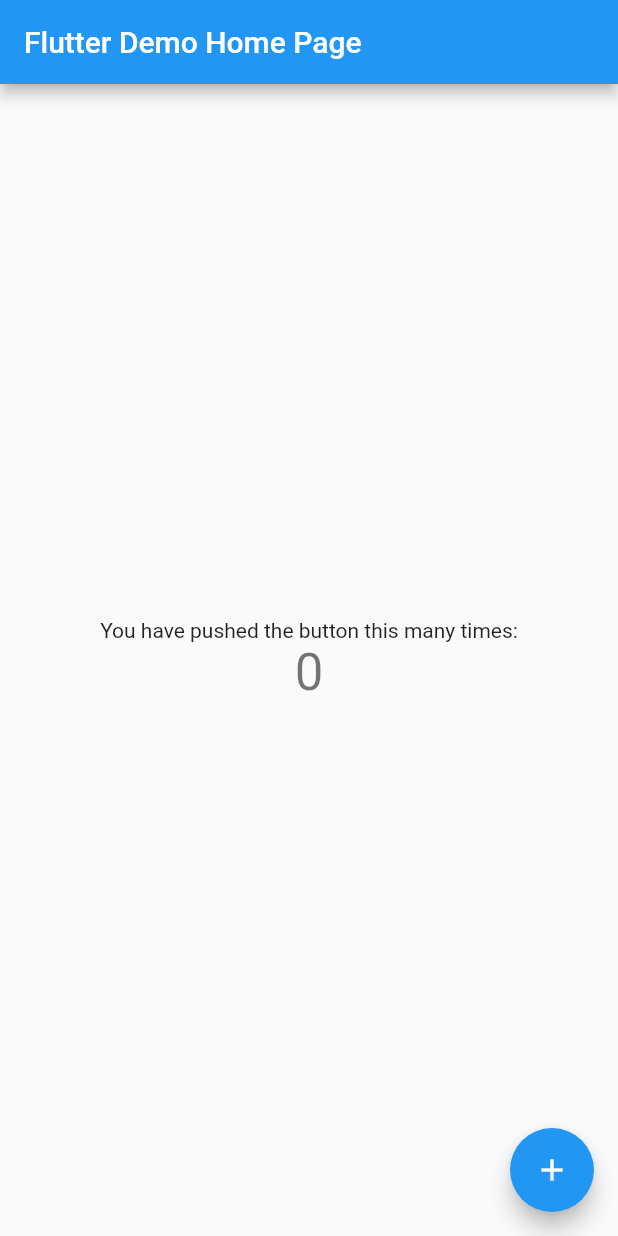
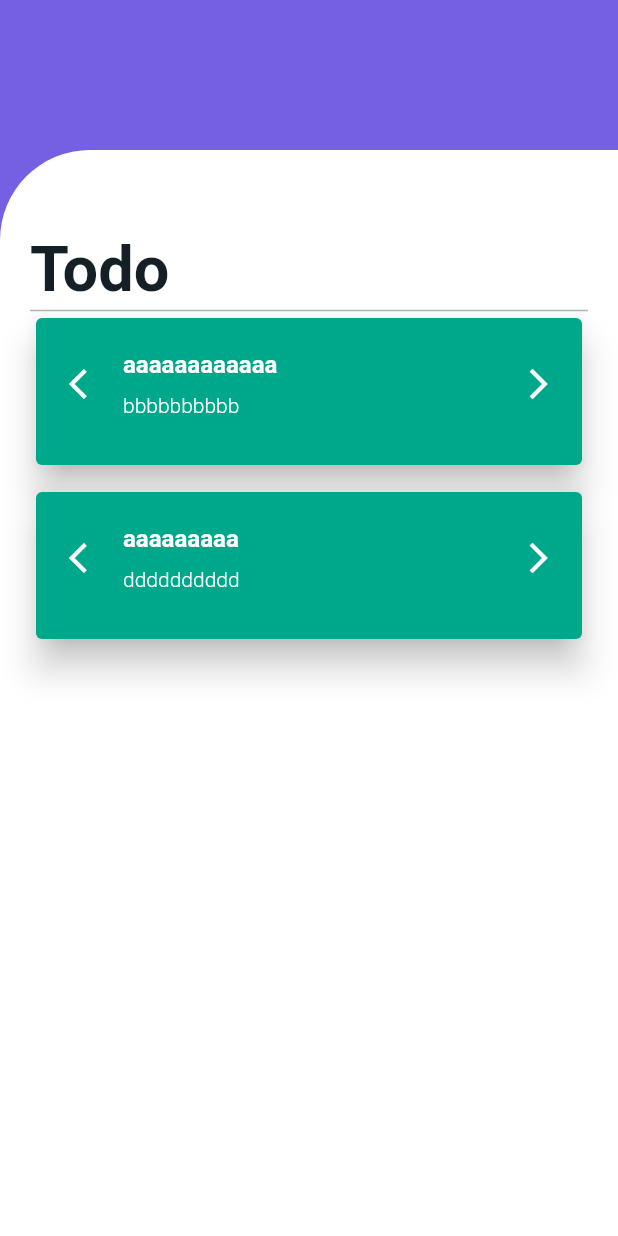
Before and after one commit to caiovini64/taskee, a Flutter app: the screen it shows after launch, on a phone screen of 412 x 824 dp. Run offline on Flutter 3.47's test engine with Material 2 defaults, Android fonts, the phone set to English and light mode, and no system bars; our stand-ins replace device_preview, equatable.

Commit message:
create TaskListWidget

```diff
--- a/lib/main.dart
+++ b/lib/main.dart
@@ -1,64 +1,21 @@
+import 'package:device_preview/device_preview.dart';
 import 'package:flutter/material.dart';
+import 'package:new_taskee/ui/components/app_theme.dart';
+
+import 'ui/pages/task/task_page.dart';
 
 void main() {
-  runApp(MyApp());
+  runApp(DevicePreview(builder: (_) => MyApp()));
 }
 
 class MyApp extends StatelessWidget {
   @override
   Widget build(BuildContext context) {
     return MaterialApp(
+      builder: DevicePreview.appBuilder,
       title: 'Flutter Demo',
-      theme: ThemeData(
-        primarySwatch: Colors.blue,
-      ),
-      home: MyHomePage(title: 'Flutter Demo Home Page'),
+      theme: AppTheme.lightTheme,
+      home: TaskPage(),
     );
   }
 }
-
-class MyHomePage extends StatefulWidget {
-  MyHomePage({Key? key, required this.title}) : super(key: key);
-  final String title;
-
-  @override
-  _MyHomePageState createState() => _MyHomePageState();
-}
-
-class _MyHomePageState extends State<MyHomePage> {
-  int _counter = 0;
-
-  void _incrementCounter() {
-    setState(() {
-      _counter++;
-    });
-  }
-
-  @override
-  Widget build(BuildContext context) {
-    return Scaffold(
-      appBar: AppBar(
-        title: Text(widget.title),
-      ),
-      body: Center(
-        child: Column(
-          mainAxisAlignment: MainAxisAlignment.center,
-          children: <Widget>[
-            Text(
-              'You have pushed the button this many times:',
-            ),
-            Text(
-              '$_counter',
-              style: Theme.of(context).textTheme.headline4,
-            ),
-          ],
-        ),
-      ),
-      floatingActionButton: FloatingActionButton(
-        onPressed: _incrementCounter,
-        tooltip: 'Increment',
-        child: Icon(Icons.add),
-      ),
-    );
-  }
-}
--- a/lib/ui/pages/components/background_container_widget.dart
+++ b/lib/ui/pages/components/background_container_widget.dart
@@ -41,6 +41,7 @@ class BackgroundContainerWidget extends StatelessWidget {
                           height: 2,
                           thickness: 1,
                         ),
+                        child,
                       ],
                     ),
                   ),
--- a/lib/ui/pages/components/components.dart
+++ b/lib/ui/pages/components/components.dart
@@ -1 +1,3 @@
 export 'background_container_widget.dart';
+export 'task_card_widget.dart';
+export 'task_list_widget.dart';
--- /dev/null
+++ b/lib/ui/pages/components/task_list_widget.dart
@@ -0,0 +1,53 @@
+import 'package:flutter/material.dart';
+import 'package:new_taskee/ui/components/app_theme.dart';
+import 'package:new_taskee/ui/pages/components/task_card_widget.dart';
+import 'package:new_taskee/ui/pages/task/task_viewmodel.dart';
+
+class TaskListWidget extends StatelessWidget {
+  final List<TaskViewModel> taskList;
+  const TaskListWidget({required this.taskList});
+
+  @override
+  Widget build(BuildContext context) {
+    return Expanded(
+      child: Padding(
+        padding: const EdgeInsets.only(bottom: 90.0),
+        child: Visibility(
+          visible: taskList.isNotEmpty,
+          child: ListView.builder(
+            physics: BouncingScrollPhysics(),
+            itemCount: taskList.length,
+            itemBuilder: (BuildContext context, index) {
+              final task = taskList[index];
+              return GestureDetector(
+                onTap: () {},
+                child: TaskCard(
+                  cardColor: greenCardColor,
+                  task: task,
+                  iconBack: Visibility(
+                    visible: true,
+                    child: IconButton(
+                      icon: Icon(
+                        Icons.arrow_back_ios,
+                        color: Colors.white,
+                      ),
+                      onPressed: () {},
+                    ),
+                  ),
+                  icon: IconButton(
+                    icon: Icon(
+                      Icons.arrow_forward_ios_outlined,
+                      color: Colors.white,
+                    ),
+                    onPressed: () {},
+                  ),
+                ),
+              );
+            },
+          ),
+          replacement: Container(),
+        ),
+      ),
+    );
+  }
+}
--- /dev/null
+++ b/lib/ui/pages/task/task_page.dart
@@ -0,0 +1,24 @@
+import 'package:flutter/material.dart';
+import 'package:new_taskee/ui/pages/components/background_container_widget.dart';
+import 'package:new_taskee/ui/pages/components/components.dart';
+import 'package:new_taskee/ui/pages/task/task_viewmodel.dart';
+
+class TaskPage extends StatelessWidget {
+  const TaskPage({Key? key}) : super(key: key);
+
+  @override
+  Widget build(BuildContext context) {
+    return Scaffold(
+      body: BackgroundContainerWidget(
+        child: TaskListWidget(
+          taskList: taskList,
+        ),
+      ),
+    );
+  }
+}
+
+final taskList = <TaskViewModel>[
+  TaskViewModel(title: 'aaaaaaaaaaaa', subtitle: 'bbbbbbbbbb', state: 'state'),
+  TaskViewModel(title: 'aaaaaaaaa', subtitle: 'dddddddddd', state: 'state'),
+];
```
